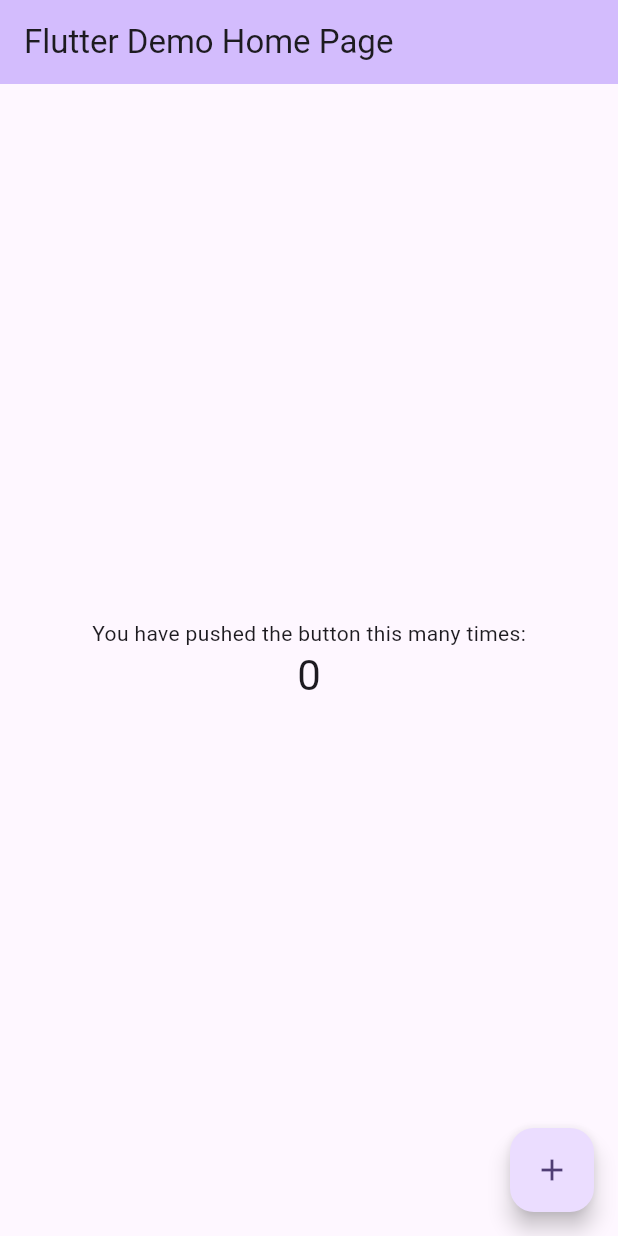
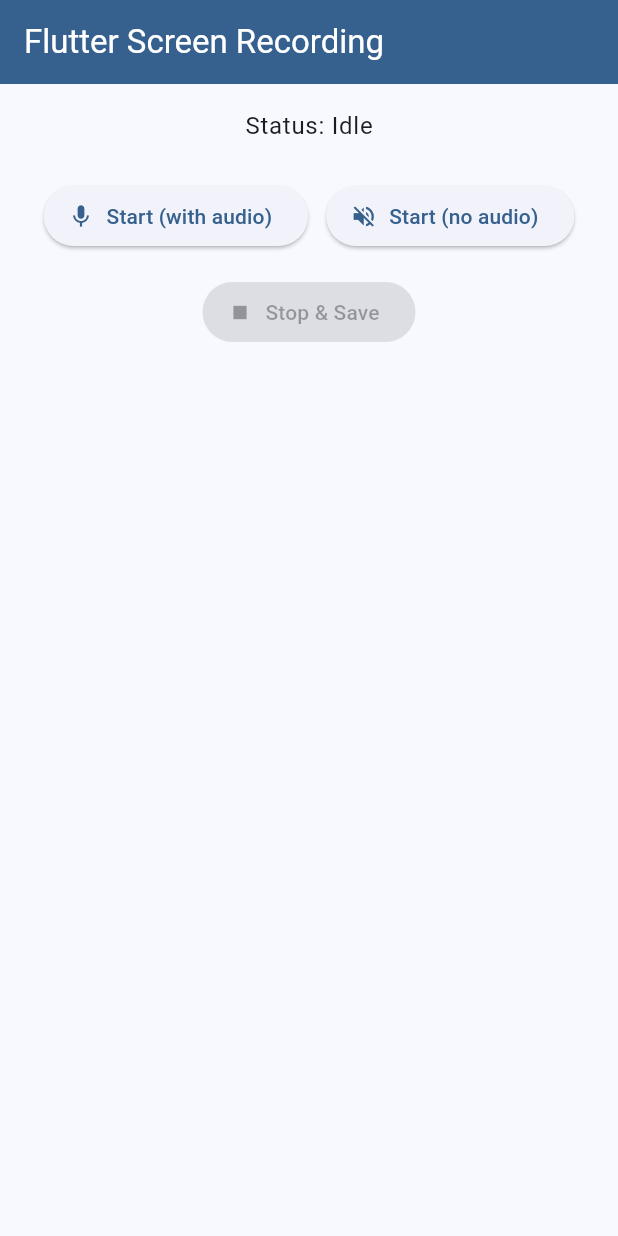
Before and after one commit to taufiqelahi/FlutterScreenRecordDemo, a Flutter app: the screen it shows after launch, on a phone screen of 412 x 824 dp. Run offline on Flutter 3.47's test engine with Material 3 defaults, Android fonts, the phone set to English and light mode, and no system bars; our stand-ins replace permission_handler; missing offline and left inert: flutter_screen_recording, gallery_saver_plus.

Commit message:
feat(screen recoring):Succesfully create screen recoding with or without audio

```diff
--- a/lib/main.dart
+++ b/lib/main.dart
@@ -1,122 +1,196 @@
+// lib/main.dart
 import 'package:flutter/material.dart';
+import 'package:flutter_screen_recording/flutter_screen_recording.dart';
+import 'package:permission_handler/permission_handler.dart';
+import 'package:gallery_saver_plus/gallery_saver.dart' as gallery_saver;
+
 
 void main() {
-  runApp(const MyApp());
+  runApp(const ScreenRecordDemoApp());
 }
 
-class MyApp extends StatelessWidget {
-  const MyApp({super.key});
+class ScreenRecordDemoApp extends StatelessWidget {
+  const ScreenRecordDemoApp({super.key});
 
-  // This widget is the root of your application.
   @override
   Widget build(BuildContext context) {
     return MaterialApp(
-      title: 'Flutter Demo',
+      title: 'Screen Recording Demo',
       theme: ThemeData(
-        // This is the theme of your application.
-        //
-        // TRY THIS: Try running your application with "flutter run". You'll see
-        // the application has a purple toolbar. Then, without quitting the app,
-        // try changing the seedColor in the colorScheme below to Colors.green
-        // and then invoke "hot reload" (save your changes or press the "hot
-        // reload" button in a Flutter-supported IDE, or press "r" if you used
-        // the command line to start the app).
-        //
-        // Notice that the counter didn't reset back to zero; the application
-        // state is not lost during the reload. To reset the state, use hot
-        // restart instead.
-        //
-        // This works for code too, not just values: Most code changes can be
-        // tested with just a hot reload.
-        colorScheme: ColorScheme.fromSeed(seedColor: Colors.deepPurple),
+        colorScheme: ColorScheme.fromSeed(seedColor: Colors.blue),
+        useMaterial3: true,
       ),
-      home: const MyHomePage(title: 'Flutter Demo Home Page'),
+      home: const ScreenRecorderPage(),
     );
   }
 }
 
-class MyHomePage extends StatefulWidget {
-  const MyHomePage({super.key, required this.title});
-
-  // This widget is the home page of your application. It is stateful, meaning
-  // that it has a State object (defined below) that contains fields that affect
-  // how it looks.
-
-  // This class is the configuration for the state. It holds the values (in this
-  // case the title) provided by the parent (in this case the App widget) and
-  // used by the build method of the State. Fields in a Widget subclass are
-  // always marked "final".
-
-  final String title;
+class ScreenRecorderPage extends StatefulWidget {
+  const ScreenRecorderPage({super.key});
 
   @override
-  State<MyHomePage> createState() => _MyHomePageState();
+  State<ScreenRecorderPage> createState() => _ScreenRecorderPageState();
 }
 
-class _MyHomePageState extends State<MyHomePage> {
-  int _counter = 0;
+class _ScreenRecorderPageState extends State<ScreenRecorderPage> {
+  bool _isRecording = false;
+  String? _lastVideoPath;
+  String _status = 'Idle';
 
-  void _incrementCounter() {
+  Future<bool> _requestPermissions() async {
+    final micStatus = await Permission.microphone.request();
+    final storageStatus = await Permission.storage.request(); // optional
+
+    debugPrint('mic: $micStatus, storage: $storageStatus');
+
+    if (!micStatus.isGranted) {
+      setState(() {
+        _status = 'Microphone permission not granted';
+      });
+      return false;
+    }
+
+    // ✅ Mic granted → allow recording even if storage is denied
+    return true;
+  }
+
+
+  Future<void> _startRecording({bool withAudio = true}) async {
+    if (!await _requestPermissions()) return;
+
     setState(() {
-      // This call to setState tells the Flutter framework that something has
-      // changed in this State, which causes it to rerun the build method below
-      // so that the display can reflect the updated values. If we changed
-      // _counter without calling setState(), then the build method would not be
-      // called again, and so nothing would appear to happen.
-      _counter++;
+      _status = 'Starting recording...';
     });
+
+    try {
+      final fileName =
+          'screen_${DateTime.now().millisecondsSinceEpoch.toString()}';
+
+      bool started;
+      if (withAudio) {
+        started = await FlutterScreenRecording.startRecordScreenAndAudio(
+          fileName,
+          titleNotification: 'Screen Recording',
+          messageNotification: 'Recording in progress…',
+        );
+      } else {
+        started = await FlutterScreenRecording.startRecordScreen(
+          fileName,
+          titleNotification: 'Screen Recording',
+          messageNotification: 'Recording in progress…',
+        );
+      }
+
+      setState(() {
+        _isRecording = started;
+        _status = started ? 'Recording...' : 'Failed to start recording';
+      });
+    } catch (e) {
+      setState(() {
+        _status = 'Error starting recording: $e';
+        _isRecording = false;
+      });
+    }
   }
+
+  Future<void> _stopRecording() async {
+    if (!_isRecording) return;
+
+    setState(() {
+      _status = 'Stopping recording...';
+    });
+
+    try {
+      // 1) Stop recording, get local path from flutter_screen_recording
+      final path = await FlutterScreenRecording.stopRecordScreen;
+
+      // 2) Save that file into system gallery / Photos using gallery_saver_plus
+      bool? saved;
+      if (path.isNotEmpty) {
+        saved = await gallery_saver.GallerySaver.saveVideo(path);
+      }
+
+      setState(() {
+        _isRecording = false;
+        _lastVideoPath = path;
+
+        if (saved == true) {
+          _status = 'Recording saved to gallery.\nPath: $path';
+        } else {
+          _status = 'Recording stopped, but gallery save failed.\nPath: $path';
+        }
+      });
+    } catch (e) {
+      setState(() {
+        _status = 'Error stopping recording: $e';
+      });
+    }
+  }
+
 
   @override
   Widget build(BuildContext context) {
-    // This method is rerun every time setState is called, for instance as done
-    // by the _incrementCounter method above.
-    //
-    // The Flutter framework has been optimized to make rerunning build methods
-    // fast, so that you can just rebuild anything that needs updating rather
-    // than having to individually change instances of widgets.
+    final theme = Theme.of(context);
     return Scaffold(
       appBar: AppBar(
-        // TRY THIS: Try changing the color here to a specific color (to
-        // Colors.amber, perhaps?) and trigger a hot reload to see the AppBar
-        // change color while the other colors stay the same.
-        backgroundColor: Theme.of(context).colorScheme.inversePrimary,
-        // Here we take the value from the MyHomePage object that was created by
-        // the App.build method, and use it to set our appbar title.
-        title: Text(widget.title),
+        title: const Text('Flutter Screen Recording'),
+        backgroundColor: theme.colorScheme.primary,
+        foregroundColor: theme.colorScheme.onPrimary,
       ),
-      body: Center(
-        // Center is a layout widget. It takes a single child and positions it
-        // in the middle of the parent.
+      body: Padding(
+        padding: const EdgeInsets.all(16),
         child: Column(
-          // Column is also a layout widget. It takes a list of children and
-          // arranges them vertically. By default, it sizes itself to fit its
-          // children horizontally, and tries to be as tall as its parent.
-          //
-          // Column has various properties to control how it sizes itself and
-          // how it positions its children. Here we use mainAxisAlignment to
-          // center the children vertically; the main axis here is the vertical
-          // axis because Columns are vertical (the cross axis would be
-          // horizontal).
-          //
-          // TRY THIS: Invoke "debug painting" (choose the "Toggle Debug Paint"
-          // action in the IDE, or press "p" in the console), to see the
-          // wireframe for each widget.
-          mainAxisAlignment: MainAxisAlignment.center,
-          children: <Widget>[
-            const Text('You have pushed the button this many times:'),
+          children: [
             Text(
-              '$_counter',
-              style: Theme.of(context).textTheme.headlineMedium,
+              'Status: $_status',
+              style: theme.textTheme.bodyLarge,
             ),
+            const SizedBox(height: 24),
+            Row(
+              mainAxisAlignment: MainAxisAlignment.center,
+              children: [
+                ElevatedButton.icon(
+                  onPressed: _isRecording
+                      ? null
+                      : () => _startRecording(withAudio: true),
+                  icon: const Icon(Icons.mic),
+                  label: const Text('Start (with audio)'),
+                ),
+                const SizedBox(width: 12),
+                ElevatedButton.icon(
+                  onPressed: _isRecording
+                      ? null
+                      : () => _startRecording(withAudio: false),
+                  icon: const Icon(Icons.volume_off),
+                  label: const Text('Start (no audio)'),
+                ),
+              ],
+            ),
+            const SizedBox(height: 16),
+            ElevatedButton.icon(
+              onPressed: _isRecording ? _stopRecording : null,
+              style: ElevatedButton.styleFrom(
+                backgroundColor: Colors.red,
+                foregroundColor: Colors.white,
+              ),
+              icon: const Icon(Icons.stop),
+              label: const Text('Stop & Save'),
+            ),
+            const SizedBox(height: 24),
+            if (_lastVideoPath != null) ...[
+              const Text(
+                'Last recorded file:',
+                style: TextStyle(fontWeight: FontWeight.bold),
+              ),
+              const SizedBox(height: 8),
+              SelectableText(
+                _lastVideoPath!,
+                style: const TextStyle(fontSize: 12),
+              ),
+            ],
           ],
         ),
       ),
-      floatingActionButton: FloatingActionButton(
-        onPressed: _incrementCounter,
-        tooltip: 'Increment',
-        child: const Icon(Icons.add),
-      ), // This trailing comma makes auto-formatting nicer for build methods.
     );
   }
 }
--- a/pubspec.yaml
+++ b/pubspec.yaml
@@ -34,6 +34,10 @@
   # The following adds the Cupertino Icons font to your application.
   # Use with the CupertinoIcons class for iOS style icons.
   cupertino_icons: ^1.0.8
+  flutter_screen_recording: ^2.0.24
+  permission_handler: ^12.0.1
+  gallery_saver_plus: ^3.2.9
+  ffmpeg_kit_min_gpl: ^6.0.3+2-LTS
 
 dev_dependencies:
   flutter_test:
```
Also changed, not shown: pubspec.lock, 10 other files.
